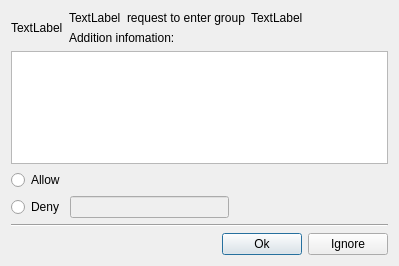
This is src/ui/grouprequestdlg.ui in zhanlangsir/Qtqq as Qt 5 draws it before an edit. The edited form follows.
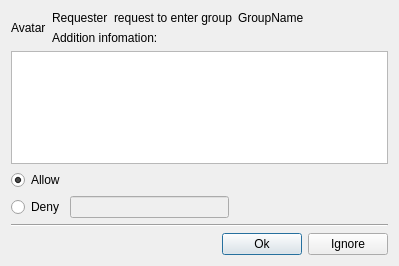
This is the edited form.

```diff
--- a/src/ui/grouprequestdlg.ui
+++ b/src/ui/grouprequestdlg.ui
@@ -19,7 +19,7 @@
      <item>
       <widget class="QLabel" name="lbl_avatar_">
        <property name="text">
-        <string>TextLabel</string>
+        <string>Avatar</string>
        </property>
       </widget>
      </item>
@@ -30,7 +30,7 @@
          <item>
           <widget class="QLabel" name="lbl_request_name_">
            <property name="text">
-            <string>TextLabel</string>
+            <string>Requester</string>
            </property>
           </widget>
          </item>
@@ -44,7 +44,7 @@
          <item>
           <widget class="QLabel" name="lbl_group_name_">
            <property name="text">
-            <string>TextLabel</string>
+            <string>GroupName</string>
            </property>
           </widget>
          </item>
@@ -86,6 +86,12 @@
          <property name="text">
           <string>Allow</string>
          </property>
+         <property name="checked">
+          <bool>true</bool>
+         </property>
+         <property name="autoRepeat">
+          <bool>false</bool>
+         </property>
         </widget>
        </item>
        <item>
```
Left out of the diff: 5 changed lines with no effect on the pictures.
